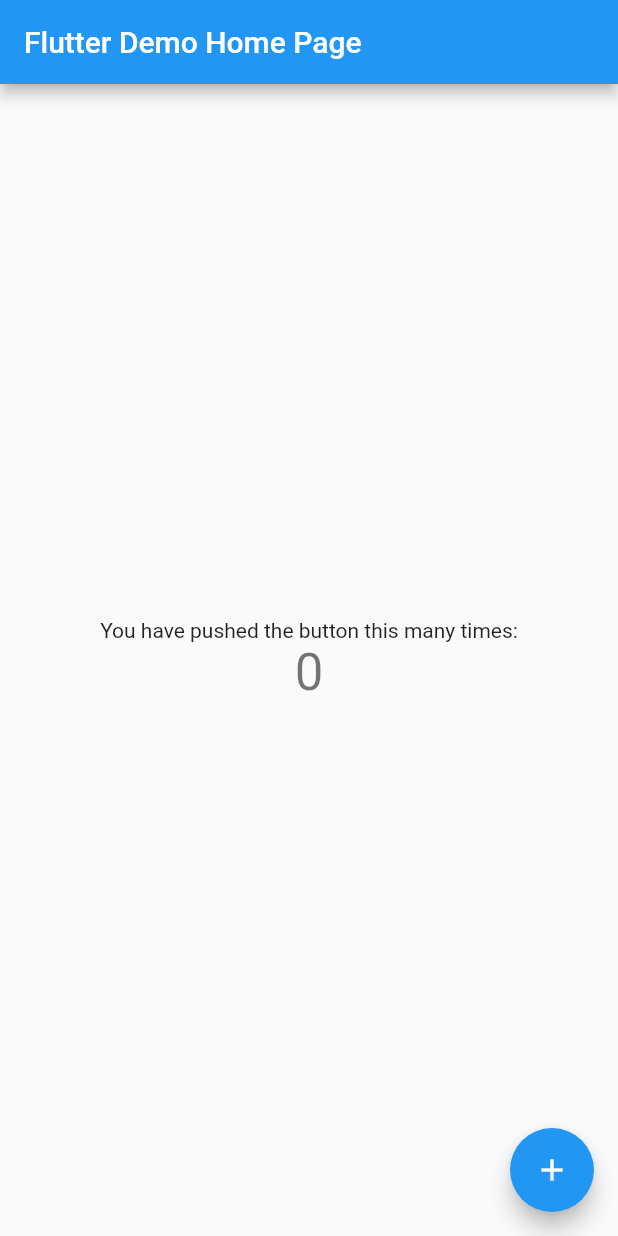
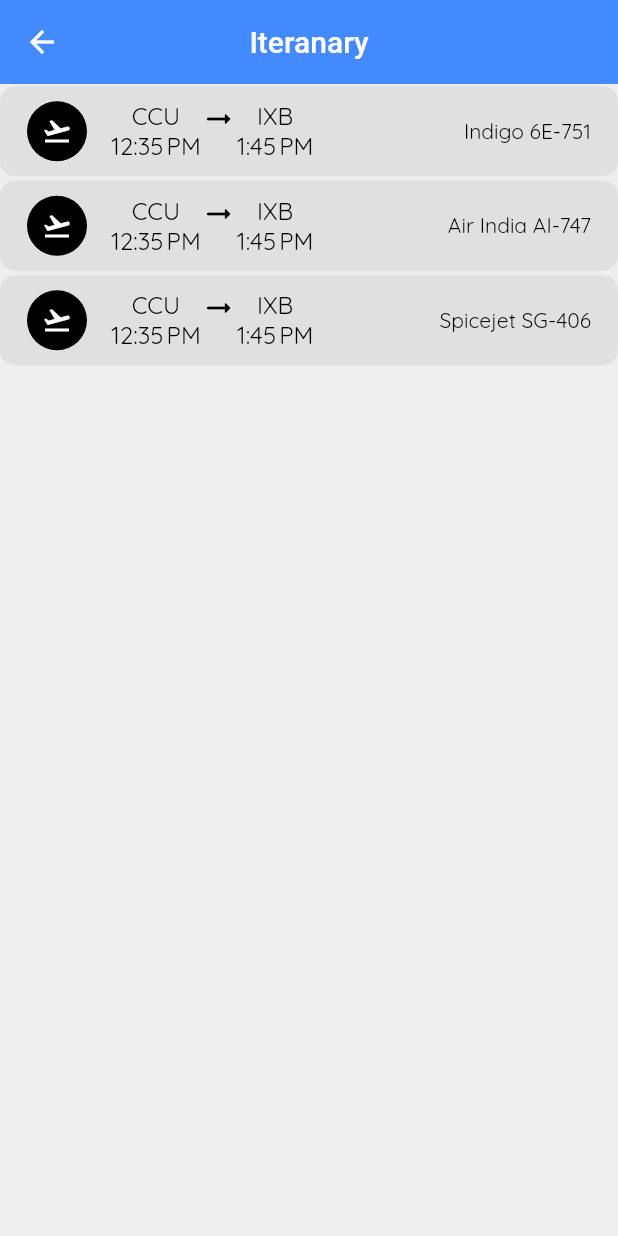
Before and after one commit to letsplanatrip/dylan, a Flutter app: the screen it shows after launch, on a phone screen of 412 x 824 dp. Run offline on Flutter 3.47's test engine with Material 2 defaults, Android fonts, the phone set to English and light mode, and no system bars; drawn by our look-alikes of expansion_tile_card; our stand-ins replace flutter_form_builder, google_fonts, grouped_list.

Commit message:
Added flight list view for Iteranary

```diff
--- a/lib/main.dart
+++ b/lib/main.dart
@@ -1,115 +1,13 @@
+import 'package:dylan/pages/home.dart';
+import 'package:dylan/pages/iteranary.dart';
 import 'package:flutter/material.dart';
 
 void main() {
-  runApp(const MyApp());
+  runApp(MaterialApp(
+    initialRoute: "/iteranary",
+    routes: {
+      "/": (context) => Home(),
+      "/iteranary": (context) => Iteranary(),
+    },
+  ));
 }
-
-class MyApp extends StatelessWidget {
-  const MyApp({Key? key}) : super(key: key);
-
-  // This widget is the root of your application.
-  @override
-  Widget build(BuildContext context) {
-    return MaterialApp(
-      title: 'Flutter Demo',
-      theme: ThemeData(
-        // This is the theme of your application.
-        //
-        // Try running your application with "flutter run". You'll see the
-        // application has a blue toolbar. Then, without quitting the app, try
-        // changing the primarySwatch below to Colors.green and then invoke
-        // "hot reload" (press "r" in the console where you ran "flutter run",
-        // or simply save your changes to "hot reload" in a Flutter IDE).
-        // Notice that the counter didn't reset back to zero; the application
-        // is not restarted.
-        primarySwatch: Colors.blue,
-      ),
-      home: const MyHomePage(title: 'Flutter Demo Home Page'),
-    );
-  }
-}
-
-class MyHomePage extends StatefulWidget {
-  const MyHomePage({Key? key, required this.title}) : super(key: key);
-
-  // This widget is the home page of your application. It is stateful, meaning
-  // that it has a State object (defined below) that contains fields that affect
-  // how it looks.
-
-  // This class is the configuration for the state. It holds the values (in this
-  // case the title) provided by the parent (in this case the App widget) and
-  // used by the build method of the State. Fields in a Widget subclass are
-  // always marked "final".
-
-  final String title;
-
-  @override
-  State<MyHomePage> createState() => _MyHomePageState();
-}
-
-class _MyHomePageState extends State<MyHomePage> {
-  int _counter = 0;
-
-  void _incrementCounter() {
-    setState(() {
-      // This call to setState tells the Flutter framework that something has
-      // changed in this State, which causes it to rerun the build method below
-      // so that the display can reflect the updated values. If we changed
-      // _counter without calling setState(), then the build method would not be
-      // called again, and so nothing would appear to happen.
-      _counter++;
-    });
-  }
-
-  @override
-  Widget build(BuildContext context) {
-    // This method is rerun every time setState is called, for instance as done
-    // by the _incrementCounter method above.
-    //
-    // The Flutter framework has been optimized to make rerunning build methods
-    // fast, so that you can just rebuild anything that needs updating rather
-    // than having to individually change instances of widgets.
-    return Scaffold(
-      appBar: AppBar(
-        // Here we take the value from the MyHomePage object that was created by
-        // the App.build method, and use it to set our appbar title.
-        title: Text(widget.title),
-      ),
-      body: Center(
-        // Center is a layout widget. It takes a single child and positions it
-        // in the middle of the parent.
-        child: Column(
-          // Column is also a layout widget. It takes a list of children and
-          // arranges them vertically. By default, it sizes itself to fit its
-          // children horizontally, and tries to be as tall as its parent.
-          //
-          // Invoke "debug painting" (press "p" in the console, choose the
-          // "Toggle Debug Paint" action from the Flutter Inspector in Android
-          // Studio, or the "Toggle Debug Paint" command in Visual Studio Code)
-          // to see the wireframe for each widget.
-          //
-          // Column has various properties to control how it sizes itself and
-          // how it positions its children. Here we use mainAxisAlignment to
-          // center the children vertically; the main axis here is the vertical
-          // axis because Columns are vertical (the cross axis would be
-          // horizontal).
-          mainAxisAlignment: MainAxisAlignment.center,
-          children: <Widget>[
-            const Text(
-              'You have pushed the button this many times:',
-            ),
-            Text(
-              '$_counter',
-              style: Theme.of(context).textTheme.headline4,
-            ),
-          ],
-        ),
-      ),
-      floatingActionButton: FloatingActionButton(
-        onPressed: _incrementCounter,
-        tooltip: 'Increment',
-        child: const Icon(Icons.add),
-      ), // This trailing comma makes auto-formatting nicer for build methods.
-    );
-  }
-}
--- /dev/null
+++ b/lib/pages/home.dart
@@ -0,0 +1,20 @@
+import 'package:flutter/material.dart';
+
+class Home extends StatefulWidget {
+  const Home({Key? key}) : super(key: key);
+
+  @override
+  _HomeState createState() => _HomeState();
+}
+
+class _HomeState extends State<Home> {
+  @override
+  Widget build(BuildContext context) {
+    return Scaffold(
+      appBar: AppBar(
+        title: const Text("home"),
+      ),
+      body: Text("home"),
+    );
+  }
+}
--- /dev/null
+++ b/lib/pages/iteranary.dart
@@ -0,0 +1,68 @@
+import 'package:dylan/services/Flight.dart';
+import 'package:dylan/widgets/flight_list.dart';
+import 'package:flutter/material.dart';
+import 'package:grouped_list/grouped_list.dart';
+import 'package:flutter_form_builder/flutter_form_builder.dart';
+import 'package:intl/intl.dart';
+
+class Iteranary extends StatefulWidget {
+  const Iteranary({Key? key}) : super(key: key);
+
+  @override
+  _IteranaryState createState() => _IteranaryState();
+}
+
+class _IteranaryState extends State<Iteranary> {
+  final List _flights = [
+    Flight.name(
+        "6E-751",
+        "Indigo",
+        DateTime.parse("2021-12-24 12:35:00Z"),
+        DateTime.parse("2021-12-24 13:45:00Z"),
+        "CCU",
+        "IXB",
+        4536,
+        "Flights to Bagdogra is a most heavily planned flight in most of the world. "),
+    Flight.name(
+        "AI-747",
+        "Air India",
+        DateTime.parse("2021-12-24 12:35:00Z"),
+        DateTime.parse("2021-12-24 13:45:00Z"),
+        "CCU",
+        "IXB",
+        4536,
+        "Flights to Bagdogra"),
+    Flight.name(
+        "SG-406",
+        "Spicejet",
+        DateTime.parse("2021-12-24 12:35:00Z"),
+        DateTime.parse("2021-12-24 13:45:00Z"),
+        "CCU",
+        "IXB",
+        4536,
+        "Flights to Bagdogra"),
+  ];
+
+  @override
+  Widget build(BuildContext context) {
+    return Scaffold(
+      backgroundColor: Colors.grey[200],
+      appBar: AppBar(
+        backgroundColor: Colors.blueAccent,
+        title: Text("Iteranary"),
+        centerTitle: true,
+        elevation: 0,
+      ),
+      body: ListView.builder(
+          itemCount: _flights.length,
+          itemBuilder: (context, index) {
+            return Padding(
+              padding: const EdgeInsets.fromLTRB(0.0, 1.5, 0.0, 1.5),
+              child: FlightList(
+                flight: _flights[index],
+              ),
+            );
+          }),
+    );
+  }
+}
--- /dev/null
+++ b/lib/services/Flight.dart
@@ -0,0 +1,19 @@
+class Flight {
+  String flightId;
+  String flightName;
+  DateTime departure;
+  DateTime arrival;
+  String source;
+  String destination;
+  int fare;
+  String notes;
+
+
+  Flight.name(this.flightId, this.flightName, this.departure, this.arrival,
+      this.source, this.destination, this.fare, this.notes);
+
+  @override
+  String toString() {
+    return 'Flight{flightId: $flightId, flightName: $flightName, departure: $departure, arrival: $arrival, source: $source, destination: $destination, fare: $fare, notes: $notes}';
+  }
+}
--- /dev/null
+++ b/lib/widgets/flight_list.dart
@@ -0,0 +1,106 @@
+import 'package:dylan/services/Flight.dart';
+import 'package:flutter/material.dart';
+import 'package:expansion_tile_card/expansion_tile_card.dart';
+import 'package:intl/intl.dart';
+import 'package:google_fonts/google_fonts.dart';
+
+class FlightList extends StatelessWidget {
+  Flight flight;
+
+  FlightList({Key? key, required this.flight}) : super(key: key);
+
+  @override
+  Widget build(BuildContext context) {
+    return ExpansionTileCard(
+      baseColor: Colors.grey[300],
+      borderRadius: const BorderRadius.all(Radius.circular(10.0)),
+      leading: const CircleAvatar(
+        backgroundColor: Colors.black,
+        child: Icon(
+          Icons.flight_takeoff_outlined,
+          color: Colors.white,
+          size: 20.0,
+        ),
+      ),
+      title: Row(
+        crossAxisAlignment: CrossAxisAlignment.start,
+        children: [
+          Column(
+            children: [
+              Text(
+                flight.source,
+                style: GoogleFonts.quicksand(
+                  textStyle: const TextStyle(color: Colors.black),
+                ),
+              ),
+              Text(
+                DateFormat.jm().format(flight.departure),
+                style: GoogleFonts.quicksand(
+                  textStyle: const TextStyle(color: Colors.black),
+                ),
+              ),
+            ],
+          ),
+          const Icon(Icons.arrow_right_alt_rounded, color: Colors.black),
+          Column(
+            children: [
+              Text(
+                flight.destination,
+                style: GoogleFonts.quicksand(
+                  textStyle: const TextStyle(color: Colors.black),
+                ),
+              ),
+              Text(
+                DateFormat.jm().format(flight.arrival),
+                style: GoogleFonts.quicksand(
+                  textStyle: const TextStyle(color: Colors.black),
+                ),
+              ),
+            ],
+          ),
+        ],
+      ),
+      trailing: Text(
+        "${flight.flightName} ${flight.flightId}",
+        style: GoogleFonts.quicksand(
+          textStyle: const TextStyle(color: Colors.black),
+        ),
+      ),
+      children: <Widget>[
+        const Divider(
+          thickness: 1.0,
+          height: 1.0,
+        ),
+        Align(
+          alignment: Alignment.centerLeft,
+          child: Padding(
+            padding: const EdgeInsets.symmetric(
+              horizontal: 16.0,
+              vertical: 8.0,
+            ),
+            child: Row(
+              mainAxisAlignment: MainAxisAlignment.spaceBetween,
+              children: [
+                Expanded(
+                  child: Text(
+                    flight.notes,
+                    style: GoogleFonts.quicksand(
+                      textStyle: const TextStyle(color: Colors.black),
+                    ),
+                  ),
+                ),
+                IconButton(
+                  onPressed: () => {},
+                  icon: const CircleAvatar(
+                    backgroundColor: Colors.black,
+                    child: Icon(Icons.attachment, color: Colors.white),
+                  ),
+                )
+              ],
+            ),
+          ),
+        ),
+      ],
+    );
+  }
+}
--- a/pubspec.yaml
+++ b/pubspec.yaml
@@ -29,6 +29,11 @@
 dependencies:
   flutter:
     sdk: flutter
+  grouped_list: ^4.2.0
+  expansion_tile_card: ^2.0.0
+  intl: ^0.17.0
+  google_fonts: ^2.3.1
+  flutter_form_builder: ^7.1.0
 
 
   # The following adds the Cupertino Icons font to your application.
```
Also changed, not shown: pubspec.lock.
